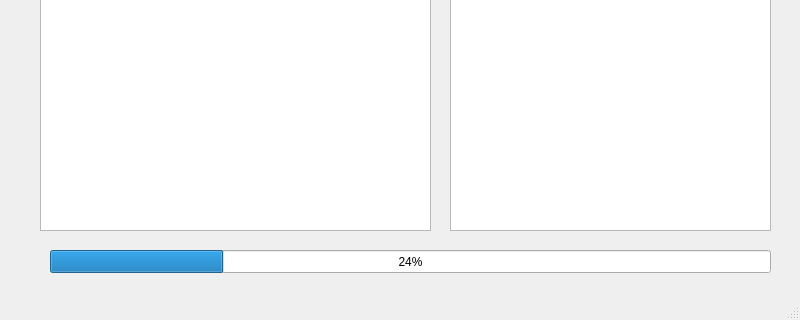
Qt form cpp/qt/VisitDir/VisitDir/mainwindow.ui (EdisoNewtong/Vector) before a commit; both pictures show x 0 to 800 and y 280 to 600 of the 800 by 600 pixel window.
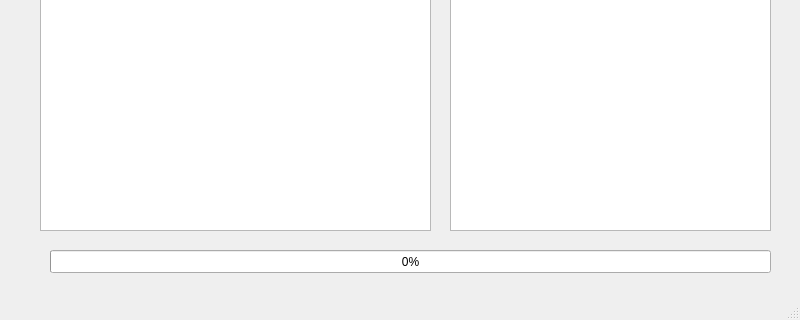
The same form after that commit.

```diff
--- a/cpp/qt/VisitDir/VisitDir/mainwindow.ui
+++ b/cpp/qt/VisitDir/VisitDir/mainwindow.ui
@@ -57,7 +57,7 @@
      </rect>
     </property>
     <property name="value">
-     <number>24</number>
+     <number>0</number>
     </property>
    </widget>
    <widget class="QPlainTextEdit" name="searchResultList">
```
